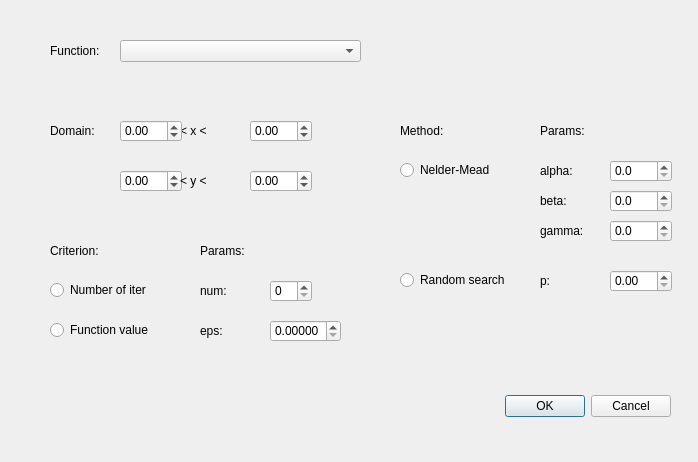
Above: paramdialog.ui from sandalovsergey/gui-optimization before the change. Below: the same form after it.
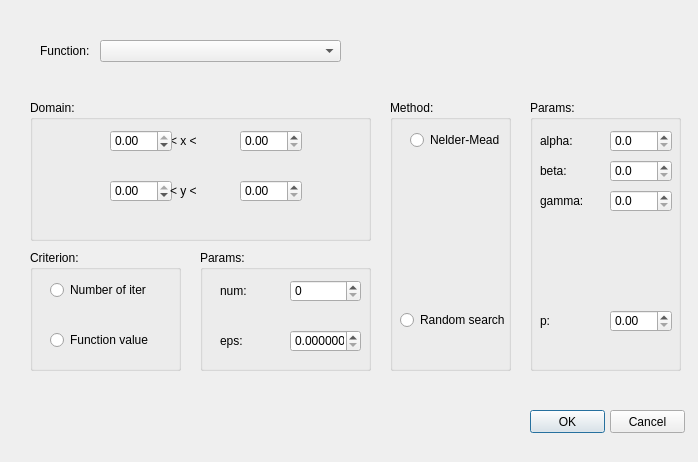
That is the form after the change.

What changed in the file:
```diff
--- a/paramdialog.ui
+++ b/paramdialog.ui
@@ -13,26 +13,10 @@
   <property name="windowTitle">
    <string>Set parameters for optimization ...</string>
   </property>
-  <widget class="QDialogButtonBox" name="buttonBox">
-   <property name="geometry">
-    <rect>
-     <x>330</x>
-     <y>390</y>
-     <width>341</width>
-     <height>32</height>
-    </rect>
-   </property>
-   <property name="orientation">
-    <enum>Qt::Horizontal</enum>
-   </property>
-   <property name="standardButtons">
-    <set>QDialogButtonBox::Cancel|QDialogButtonBox::Ok</set>
-   </property>
-  </widget>
   <widget class="QComboBox" name="funcChoice">
    <property name="geometry">
     <rect>
-     <x>120</x>
+     <x>100</x>
      <y>40</y>
      <width>241</width>
      <height>22</height>
@@ -42,7 +26,7 @@
   <widget class="QLabel" name="label">
    <property name="geometry">
     <rect>
-     <x>50</x>
+     <x>40</x>
      <y>40</y>
      <width>81</width>
      <height>22</height>
@@ -52,149 +36,23 @@
     <string>Function:</string>
    </property>
   </widget>
-  <widget class="QLabel" name="label_2">
+  <widget class="QGroupBox" name="groupBox">
    <property name="geometry">
     <rect>
-     <x>50</x>
-     <y>120</y>
-     <width>81</width>
-     <height>22</height>
+     <x>30</x>
+     <y>250</y>
+     <width>151</width>
+     <height>121</height>
     </rect>
    </property>
-   <property name="text">
-    <string>Domain:</string>
-   </property>
-  </widget>
-  <widget class="QLabel" name="label_3">
-   <property name="geometry">
-    <rect>
-     <x>180</x>
-     <y>120</y>
-     <width>81</width>
-     <height>22</height>
-    </rect>
-   </property>
-   <property name="text">
-    <string>     &lt; x &lt;</string>
-   </property>
-  </widget>
-  <widget class="QDoubleSpinBox" name="leftX">
-   <property name="geometry">
-    <rect>
-     <x>120</x>
-     <y>120</y>
-     <width>62</width>
-     <height>22</height>
-    </rect>
-   </property>
-   <property name="minimum">
-    <double>-99.989999999999995</double>
-   </property>
-   <property name="singleStep">
-    <double>0.100000000000000</double>
-   </property>
-  </widget>
-  <widget class="QDoubleSpinBox" name="rightX">
-   <property name="enabled">
-    <bool>true</bool>
-   </property>
-   <property name="geometry">
-    <rect>
-     <x>250</x>
-     <y>120</y>
-     <width>62</width>
-     <height>22</height>
-    </rect>
-   </property>
-   <property name="minimum">
-    <double>-99.900000000000006</double>
-   </property>
-   <property name="singleStep">
-    <double>0.100000000000000</double>
-   </property>
-  </widget>
-  <widget class="QDoubleSpinBox" name="leftY">
-   <property name="geometry">
-    <rect>
-     <x>120</x>
-     <y>170</y>
-     <width>62</width>
-     <height>22</height>
-    </rect>
-   </property>
-   <property name="minimum">
-    <double>-99.900000000000006</double>
-   </property>
-   <property name="singleStep">
-    <double>0.100000000000000</double>
-   </property>
-  </widget>
-  <widget class="QDoubleSpinBox" name="rightY">
-   <property name="geometry">
-    <rect>
-     <x>250</x>
-     <y>170</y>
-     <width>62</width>
-     <height>22</height>
-    </rect>
-   </property>
-   <property name="minimum">
-    <double>-99.900000000000006</double>
-   </property>
-   <property name="singleStep">
-    <double>0.100000000000000</double>
-   </property>
-  </widget>
-  <widget class="QLabel" name="label_4">
-   <property name="geometry">
-    <rect>
-     <x>180</x>
-     <y>170</y>
-     <width>81</width>
-     <height>22</height>
-    </rect>
-   </property>
-   <property name="text">
-    <string>     &lt; y &lt;</string>
-   </property>
-  </widget>
-  <widget class="QLabel" name="label_5">
-   <property name="geometry">
-    <rect>
-     <x>50</x>
-     <y>240</y>
-     <width>81</width>
-     <height>22</height>
-    </rect>
-   </property>
-   <property name="text">
+   <property name="title">
     <string>Criterion:</string>
    </property>
-  </widget>
-  <widget class="QRadioButton" name="numOfIter">
-   <property name="geometry">
-    <rect>
-     <x>50</x>
-     <y>280</y>
-     <width>111</width>
-     <height>20</height>
-    </rect>
-   </property>
-   <property name="text">
-    <string>Number of iter</string>
-   </property>
-   <property name="checkable">
-    <bool>true</bool>
-   </property>
-   <property name="checked">
-    <bool>false</bool>
-   </property>
-  </widget>
   <widget class="QRadioButton" name="funcVal">
    <property name="geometry">
     <rect>
-     <x>50</x>
-     <y>320</y>
+      <x>20</x>
+      <y>80</y>
      <width>111</width>
      <height>20</height>
     </rect>
@@ -203,82 +61,43 @@
     <string>Function value</string>
    </property>
   </widget>
-  <widget class="QLabel" name="label_6">
+   <widget class="QRadioButton" name="numOfIter">
    <property name="geometry">
     <rect>
-     <x>200</x>
-     <y>240</y>
-     <width>81</width>
-     <height>22</height>
+      <x>20</x>
+      <y>30</y>
+      <width>111</width>
+      <height>20</height>
     </rect>
    </property>
    <property name="text">
-    <string>Params:</string>
-   </property>
-  </widget>
-  <widget class="QLabel" name="numLabel">
-   <property name="geometry">
-    <rect>
-     <x>200</x>
-     <y>280</y>
-     <width>81</width>
-     <height>22</height>
-    </rect>
-   </property>
-   <property name="text">
-    <string>num:</string>
-   </property>
-  </widget>
-  <widget class="QLabel" name="epsLabel">
-   <property name="geometry">
-    <rect>
-     <x>200</x>
-     <y>320</y>
-     <width>81</width>
-     <height>22</height>
-    </rect>
-   </property>
-   <property name="text">
-    <string>eps:</string>
-   </property>
+     <string>Number of iter</string>
+    </property>
+    <property name="checkable">
+     <bool>true</bool>
+    </property>
+    <property name="checked">
+     <bool>false</bool>
+    </property>
+   </widget>
   </widget>
-  <widget class="QDoubleSpinBox" name="eps">
+  <widget class="QGroupBox" name="groupBox_2">
    <property name="geometry">
     <rect>
-     <x>270</x>
-     <y>320</y>
-     <width>71</width>
-     <height>22</height>
+     <x>390</x>
+     <y>100</y>
+     <width>121</width>
+     <height>271</height>
     </rect>
    </property>
-   <property name="decimals">
-    <number>5</number>
-   </property>
-   <property name="minimum">
-    <double>0.000000000000000</double>
-   </property>
-   <property name="singleStep">
-    <double>0.000010000000000</double>
-   </property>
-  </widget>
-  <widget class="QLabel" name="label_9">
-   <property name="geometry">
-    <rect>
-     <x>400</x>
-     <y>120</y>
-     <width>81</width>
-     <height>22</height>
-    </rect>
-   </property>
-   <property name="text">
+   <property name="title">
     <string>Method:</string>
    </property>
-  </widget>
   <widget class="QRadioButton" name="nmMethod">
    <property name="geometry">
     <rect>
-     <x>400</x>
-     <y>160</y>
+      <x>20</x>
+      <y>30</y>
      <width>111</width>
      <height>20</height>
     </rect>
@@ -296,8 +115,8 @@
   <widget class="QRadioButton" name="rsMethod">
    <property name="geometry">
     <rect>
-     <x>400</x>
-     <y>270</y>
+      <x>10</x>
+      <y>210</y>
      <width>121</width>
      <height>20</height>
     </rect>
@@ -312,24 +131,95 @@
     <bool>false</bool>
    </property>
   </widget>
-  <widget class="QLabel" name="label_10">
+  </widget>
+  <widget class="QGroupBox" name="groupBox_3">
    <property name="geometry">
     <rect>
-     <x>540</x>
-     <y>120</y>
+     <x>200</x>
+     <y>250</y>
+     <width>171</width>
+     <height>121</height>
+    </rect>
+   </property>
+   <property name="title">
+    <string>Params:</string>
+   </property>
+   <widget class="QSpinBox" name="num">
+    <property name="geometry">
+     <rect>
+      <x>90</x>
+      <y>30</y>
+      <width>71</width>
+      <height>22</height>
+     </rect>
+    </property>
+    <property name="maximum">
+     <number>100000</number>
+    </property>
+   </widget>
+   <widget class="QLabel" name="epsLabel">
+    <property name="geometry">
+     <rect>
+      <x>20</x>
+      <y>80</y>
      <width>81</width>
      <height>22</height>
     </rect>
    </property>
    <property name="text">
-    <string>Params:</string>
-   </property>
-  </widget>
+     <string>eps:</string>
+    </property>
+   </widget>
+   <widget class="QLabel" name="numLabel">
+    <property name="geometry">
+     <rect>
+      <x>20</x>
+      <y>30</y>
+      <width>81</width>
+      <height>22</height>
+     </rect>
+    </property>
+    <property name="text">
+     <string>num:</string>
+    </property>
+   </widget>
+   <widget class="QDoubleSpinBox" name="eps">
+    <property name="geometry">
+     <rect>
+      <x>90</x>
+      <y>80</y>
+      <width>71</width>
+      <height>22</height>
+     </rect>
+    </property>
+    <property name="decimals">
+     <number>7</number>
+    </property>
+    <property name="minimum">
+     <double>0.000000000000000</double>
+    </property>
+    <property name="singleStep">
+     <double>0.000010000000000</double>
+    </property>
+   </widget>
+  </widget>
+  <widget class="QGroupBox" name="groupBox_4">
+   <property name="geometry">
+    <rect>
+     <x>530</x>
+     <y>100</y>
+     <width>151</width>
+     <height>271</height>
+    </rect>
+   </property>
+   <property name="title">
+    <string>Params:</string>
+   </property>
   <widget class="QDoubleSpinBox" name="alpha">
    <property name="geometry">
     <rect>
-     <x>610</x>
-     <y>160</y>
+      <x>80</x>
+      <y>30</y>
      <width>62</width>
      <height>22</height>
     </rect>
@@ -347,24 +237,33 @@
     <double>0.100000000000000</double>
    </property>
   </widget>
-  <widget class="QLabel" name="label_11">
+   <widget class="QDoubleSpinBox" name="prob">
    <property name="geometry">
     <rect>
-     <x>540</x>
-     <y>160</y>
-     <width>81</width>
+      <x>80</x>
+      <y>210</y>
+      <width>62</width>
      <height>22</height>
     </rect>
    </property>
-   <property name="text">
-    <string>alpha:</string>
+    <property name="minimum">
+     <double>0.000000000000000</double>
+    </property>
+    <property name="maximum">
+     <double>1.000000000000000</double>
+    </property>
+    <property name="singleStep">
+     <double>0.100000000000000</double>
+    </property>
+    <property name="value">
+     <double>0.000000000000000</double>
    </property>
   </widget>
   <widget class="QDoubleSpinBox" name="beta">
    <property name="geometry">
     <rect>
-     <x>610</x>
-     <y>190</y>
+      <x>80</x>
+      <y>60</y>
      <width>62</width>
      <height>22</height>
     </rect>
@@ -382,46 +281,11 @@
     <double>0.100000000000000</double>
    </property>
   </widget>
-  <widget class="QLabel" name="label_12">
+   <widget class="QLabel" name="gammaLabel">
    <property name="geometry">
     <rect>
-     <x>540</x>
-     <y>190</y>
-     <width>81</width>
-     <height>22</height>
-    </rect>
-   </property>
-   <property name="text">
-    <string>beta:</string>
-   </property>
-  </widget>
-  <widget class="QDoubleSpinBox" name="gamma">
-   <property name="geometry">
-    <rect>
-     <x>610</x>
-     <y>220</y>
-     <width>62</width>
-     <height>22</height>
-    </rect>
-   </property>
-   <property name="decimals">
-    <number>1</number>
-   </property>
-   <property name="minimum">
-    <double>0.000000000000000</double>
-   </property>
-   <property name="maximum">
-    <double>1.000000000000000</double>
-   </property>
-   <property name="singleStep">
-    <double>0.100000000000000</double>
-   </property>
-  </widget>
-  <widget class="QLabel" name="label_13">
-   <property name="geometry">
-    <rect>
-     <x>540</x>
-     <y>220</y>
+      <x>10</x>
+      <y>90</y>
      <width>81</width>
      <height>22</height>
     </rect>
@@ -430,11 +294,33 @@
     <string>gamma:</string>
    </property>
   </widget>
-  <widget class="QLabel" name="label_14">
+   <widget class="QDoubleSpinBox" name="gamma">
    <property name="geometry">
     <rect>
-     <x>540</x>
-     <y>270</y>
+      <x>80</x>
+      <y>90</y>
+      <width>62</width>
+      <height>22</height>
+     </rect>
+    </property>
+    <property name="decimals">
+     <number>1</number>
+    </property>
+    <property name="minimum">
+     <double>0.000000000000000</double>
+    </property>
+    <property name="maximum">
+     <double>1.000000000000000</double>
+    </property>
+    <property name="singleStep">
+     <double>0.100000000000000</double>
+    </property>
+   </widget>
+   <widget class="QLabel" name="probLabel">
+    <property name="geometry">
+     <rect>
+      <x>10</x>
+      <y>210</y>
      <width>81</width>
      <height>22</height>
     </rect>
@@ -443,36 +329,169 @@
     <string>p:</string>
    </property>
   </widget>
-  <widget class="QDoubleSpinBox" name="prob">
+   <widget class="QLabel" name="alphaLabel">
+    <property name="geometry">
+     <rect>
+      <x>10</x>
+      <y>30</y>
+      <width>81</width>
+      <height>22</height>
+     </rect>
+    </property>
+    <property name="text">
+     <string>alpha:</string>
+    </property>
+   </widget>
+   <widget class="QLabel" name="betaLabel">
+    <property name="geometry">
+     <rect>
+      <x>10</x>
+      <y>60</y>
+      <width>81</width>
+      <height>22</height>
+     </rect>
+    </property>
+    <property name="text">
+     <string>beta:</string>
+    </property>
+   </widget>
+  </widget>
+  <widget class="QGroupBox" name="groupBox_5">
+   <property name="geometry">
+    <rect>
+     <x>30</x>
+     <y>100</y>
+     <width>341</width>
+     <height>141</height>
+    </rect>
+   </property>
+   <property name="title">
+    <string>Domain:</string>
+   </property>
+   <widget class="QDoubleSpinBox" name="rightY">
+    <property name="geometry">
+     <rect>
+      <x>210</x>
+      <y>80</y>
+      <width>62</width>
+      <height>22</height>
+     </rect>
+    </property>
+    <property name="minimum">
+     <double>0.000000000000000</double>
+    </property>
+    <property name="singleStep">
+     <double>0.100000000000000</double>
+    </property>
+   </widget>
+   <widget class="QLabel" name="label_3">
+    <property name="geometry">
+     <rect>
+      <x>140</x>
+      <y>30</y>
+      <width>81</width>
+      <height>22</height>
+     </rect>
+    </property>
+    <property name="text">
+     <string>     &lt; x &lt;</string>
+    </property>
+   </widget>
+   <widget class="QDoubleSpinBox" name="rightX">
+    <property name="enabled">
+     <bool>true</bool>
+    </property>
+    <property name="geometry">
+     <rect>
+      <x>210</x>
+      <y>30</y>
+      <width>62</width>
+      <height>22</height>
+     </rect>
+    </property>
+    <property name="minimum">
+     <double>0.000000000000000</double>
+    </property>
+    <property name="singleStep">
+     <double>0.100000000000000</double>
+    </property>
+   </widget>
+   <widget class="QDoubleSpinBox" name="leftY">
+    <property name="geometry">
+     <rect>
+      <x>80</x>
+      <y>80</y>
+      <width>62</width>
+      <height>22</height>
+     </rect>
+    </property>
+    <property name="minimum">
+     <double>-99.989999999999995</double>
+    </property>
+    <property name="maximum">
+     <double>0.000000000000000</double>
+    </property>
+    <property name="singleStep">
+     <double>0.100000000000000</double>
+    </property>
+   </widget>
+   <widget class="QDoubleSpinBox" name="leftX">
+    <property name="geometry">
+     <rect>
+      <x>80</x>
+      <y>30</y>
+      <width>62</width>
+      <height>22</height>
+     </rect>
+    </property>
+    <property name="minimum">
+     <double>-99.989999999999995</double>
+    </property>
+    <property name="maximum">
+     <double>0.000000000000000</double>
+    </property>
+    <property name="singleStep">
+     <double>0.100000000000000</double>
+    </property>
+   </widget>
+   <widget class="QLabel" name="label_4">
+    <property name="geometry">
+     <rect>
+      <x>140</x>
+      <y>80</y>
+      <width>81</width>
+      <height>22</height>
+     </rect>
+    </property>
+    <property name="text">
+     <string>     &lt; y &lt;</string>
+    </property>
+   </widget>
+  </widget>
+  <widget class="QPushButton" name="okButton">
+   <property name="geometry">
+    <rect>
+     <x>530</x>
+     <y>410</y>
+     <width>75</width>
+     <height>23</height>
+    </rect>
+   </property>
+   <property name="text">
+    <string>OK</string>
+   </property>
+  </widget>
+  <widget class="QPushButton" name="cancelButton">
    <property name="geometry">
     <rect>
      <x>610</x>
-     <y>270</y>
-     <width>62</width>
-     <height>22</height>
+     <y>410</y>
+     <width>75</width>
+     <height>23</height>
     </rect>
    </property>
-   <property name="minimum">
-    <double>0.000000000000000</double>
-   </property>
-   <property name="maximum">
-    <double>1.000000000000000</double>
-   </property>
-   <property name="singleStep">
-    <double>0.100000000000000</double>
-   </property>
-   <property name="value">
-    <double>0.000000000000000</double>
-   </property>
-  </widget>
-  <widget class="QSpinBox" name="num">
-   <property name="geometry">
-    <rect>
-     <x>270</x>
-     <y>280</y>
-     <width>42</width>
-     <height>22</height>
-    </rect>
+   <property name="text">
+    <string>Cancel</string>
    </property>
   </widget>
  </widget>
```
Left out of the diff: 35 changed lines with no effect on the pictures. Lines whose indentation alone changed are shown as unchanged.
